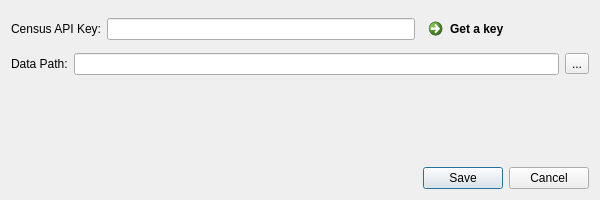
Qt form settings.ui (sassani/cenvis2022) before a commit.
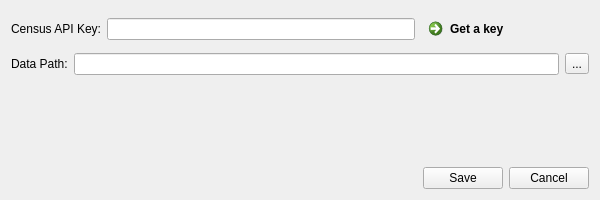
The same form after that commit.

Commit message: added settings management

```diff
--- a/settings.ui
+++ b/settings.ui
@@ -32,9 +32,7 @@
    <string>Settings</string>
   </property>
   <layout class="QGridLayout" name="gridLayout">
-   <item row="0" column="0">
-    <layout class="QVBoxLayout" name="verticalLayout">
-     <item>
+   <item row="0" column="0" colspan="2">
       <layout class="QHBoxLayout" name="horizontalLayout">
        <item>
         <widget class="QLabel" name="label_2">
@@ -67,7 +65,7 @@
        </item>
       </layout>
      </item>
-     <item>
+   <item row="1" column="0" colspan="2">
       <layout class="QHBoxLayout" name="horizontalLayout_2">
        <item>
         <widget class="QLabel" name="label">
@@ -94,7 +92,7 @@
        </item>
       </layout>
      </item>
-     <item>
+   <item row="2" column="0">
       <spacer name="verticalSpacer">
        <property name="orientation">
         <enum>Qt::Vertical</enum>
@@ -102,18 +100,37 @@
        <property name="sizeHint" stdset="0">
         <size>
          <width>20</width>
-         <height>40</height>
+       <height>71</height>
         </size>
        </property>
       </spacer>
      </item>
+   <item row="3" column="1">
+    <layout class="QHBoxLayout" name="horizontalLayout_3">
      <item>
-      <widget class="QDialogButtonBox" name="btnSettingsSave">
+      <spacer name="horizontalSpacer">
        <property name="orientation">
         <enum>Qt::Horizontal</enum>
        </property>
-       <property name="standardButtons">
-        <set>QDialogButtonBox::Cancel|QDialogButtonBox::Save</set>
+       <property name="sizeHint" stdset="0">
+        <size>
+         <width>40</width>
+         <height>20</height>
+        </size>
+       </property>
+      </spacer>
+     </item>
+     <item>
+      <widget class="QPushButton" name="btnSave">
+       <property name="text">
+        <string>Save</string>
+       </property>
+      </widget>
+     </item>
+     <item>
+      <widget class="QPushButton" name="btnCancel">
+       <property name="text">
+        <string>Cancel</string>
        </property>
       </widget>
      </item>
```
Left out of the diff: 35 changed lines with no effect on the pictures. Lines whose indentation alone changed are shown as unchanged. The commit also changes 3 other files.
